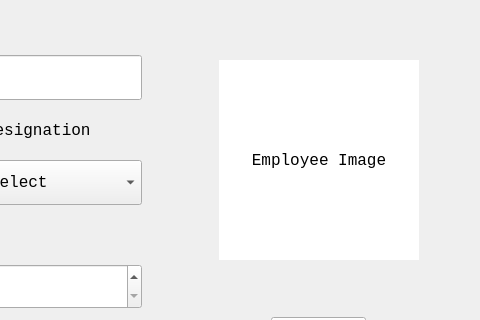
The window that EmployeeUI.ui (ASNaeem/Simple-VCMS) describes before a commit, drawn with Qt 5; both pictures show x 527 to 1007 and y 152 to 472 of the 1007 by 924 pixel window.
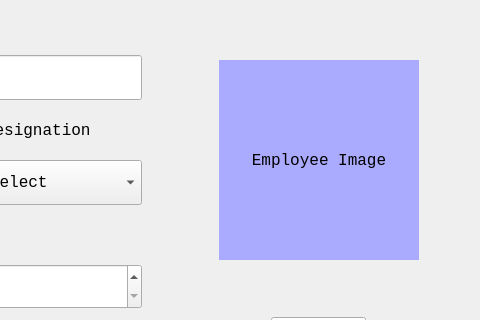
The same window after the commit.

Patch:
```diff
--- a/EmployeeUI.ui
+++ b/EmployeeUI.ui
@@ -730,7 +730,7 @@
             </font>
            </property>
            <property name="styleSheet">
-            <string notr="true">background-color: rgb(255, 255, 255);</string>
+            <string notr="true">background-color: rgb(170, 170, 255);</string>
            </property>
            <property name="text">
             <string>Employee Image</string>
```
